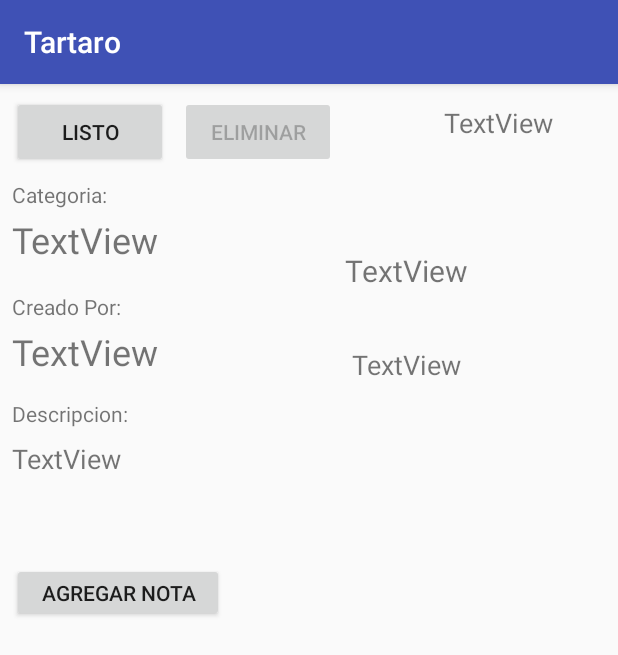
After one commit to MarcosRuiz01/Tartaro, an Android app: the DetallesTareaTECActivity screen opened directly, with no data from a screen before it, on a phone screen of 412 x 824 dp. The commit adds this screen. Shown: the top 655 px of the screen. Run offline under Robolectric (Android 15) with nearby library versions, the phone set to English and light mode, and no system bars.

Commit message:
Se logro que el Tecnico pueda manipular el estado de las tareas asignadas a el

```diff
--- a/app/src/main/AndroidManifest.xml
+++ b/app/src/main/AndroidManifest.xml
@@ -26,6 +26,7 @@
         <activity android:name=".pruebas.PruebaListVIew" />
         <activity android:name=".pruebas.PruebaItem"/>
         <activity android:name=".usuarioNormal.DetallesTareaUNActivity"/>
+        <activity android:name=".usuarioTecnico.DetallesTareaTECActivity"/>
 
     </application>
 
--- a/app/src/main/java/ado/edu/itla/tartaro/entidad/Categoria.java
+++ b/app/src/main/java/ado/edu/itla/tartaro/entidad/Categoria.java
@@ -1,6 +1,8 @@
 package ado.edu.itla.tartaro.entidad;
 
-public class Categoria
+import java.io.Serializable;
+
+public class Categoria implements Serializable
 {
 
     Integer id;
--- a/app/src/main/java/ado/edu/itla/tartaro/entidad/Tarea.java
+++ b/app/src/main/java/ado/edu/itla/tartaro/entidad/Tarea.java
@@ -1,8 +1,9 @@
 package ado.edu.itla.tartaro.entidad;
 
+import java.io.Serializable;
 import java.util.Date;
 
-public class Tarea {
+public class Tarea implements Serializable {
 
 
     public enum EstadoTarea {
@@ -15,7 +16,7 @@ public class Tarea {
     private Date fecha;
     private String nombre;
     private String descripcion;
-    private EstadoTarea estadoTarea = EstadoTarea.PENDIENTE;
+    private EstadoTarea estadoTarea;
     private Categoria categoria;
     private Usuario usuarioCreador;
     private Usuario usuarioAsignado;
--- a/app/src/main/java/ado/edu/itla/tartaro/entidad/Usuario.java
+++ b/app/src/main/java/ado/edu/itla/tartaro/entidad/Usuario.java
@@ -1,6 +1,8 @@
 package ado.edu.itla.tartaro.entidad;
 
-public class Usuario {
+import java.io.Serializable;
+
+public class Usuario implements Serializable {
 
 
     public enum TipoUsuario {
--- a/app/src/main/java/ado/edu/itla/tartaro/repositorio/TareaRepositorio.java
+++ b/app/src/main/java/ado/edu/itla/tartaro/repositorio/TareaRepositorio.java
@@ -11,6 +11,8 @@ public interface TareaRepositorio {
     boolean guardar(Tarea tarea);
     Tarea buscar(String nombre);
     Tarea buscar(int id);
+    Tarea modificarEstado(int id, Tarea tarea);
+    Tarea eliminar (int id);
     List<Tarea> buscarAsignadaA (Usuario usuario);
     List<Tarea> buscarCreadaPor (Usuario usuario);
     List<Tarea> buscarTodas (String buscar);
--- a/app/src/main/java/ado/edu/itla/tartaro/repositorio/db/EstructuraDb.java
+++ b/app/src/main/java/ado/edu/itla/tartaro/repositorio/db/EstructuraDb.java
@@ -6,7 +6,7 @@ public class EstructuraDb {
     public static final String TABLA_USUARIO = "CREATE TABLE IF NOT EXISTS usuario (id INTEGER NOT NULL PRIMARY KEY AUTOINCREMENT, nombre TEXT NOT NULL, email TEXT NOT NULL UNIQUE, password TEXT NOT NULL, tipousuario TEXT NOT NULL)";
     public static final String TABLA_TAREA= "CREATE TABLE IF NOT EXISTS tarea (id INTEGER NOT NULL PRIMARY KEY AUTOINCREMENT, fecha NUMERIC NOT NULL, estado TEXT NOT NULL DEFAULT 'PENDIENTE', categoria_id INTEGER NOT NULL, fecha_completado NUMERIC, usuario_creador_id INTEGER NOT NULL, usuario_asignado_id INTEGER NOT NULL,nombre TEXT NOT NULL,descripcion TEXT)";
     public static final String TABLA_USUARIO_CATEGORIA= "CREATE TABLE IF NOT EXISTS usuario_categoria ( usuario_id INTEGER NOT NULL, categoria_id INTEGER NOT NULL)";
-    public static final String BUSQUEDA_ENTRE_TAREA_USUARIO_C = "SELECT t.*, uc.nombre as usuario_creador FROM tarea t INNER JOIN usuario uc ON t.usuario_creador_id = uc.id WHERE t.usuario_asignado_id = ? ";
-    public static final String BUSQUEDA_ENTRE_TAREA_USUARIO_A = "SELECT t.*, ua.nombre as usuario_asignado FROM tarea t INNER JOIN usuario ua ON t.usuario_asignado_id = ua.id WHERE t.usuario_creador_id = ? ";
-    public static final String BUSQUEDA_ENTRE_TAREA_CATEGORIA = "SELECT t.*, cat.id as categoria_id FROM tarea t INNER JOIN categoria cat ON t.categoria_id = cat.id WHERE t.categoria_id = ? ";
+    public static final String BUSQUEDA_ENTRE_TAREA_USUARIO_C = "SELECT t.*, uc.nombre as usuario_creador, c.nombre as cat_nombre FROM tarea t INNER JOIN usuario uc ON t.usuario_creador_id = uc.id INNER JOIN categoria c ON t.categoria_id = c.id WHERE t.usuario_asignado_id = ? ";
+    public static final String BUSQUEDA_ENTRE_TAREA_USUARIO_A = "SELECT t.*, ua.nombre as usuario_asignado, c.nombre as cat_nombre FROM tarea t INNER JOIN usuario ua ON t.usuario_asignado_id = ua.id INNER JOIN categoria c ON t.categoria_id = c.id WHERE t.usuario_creador_id = ? ";
+//    public static final String BUSQUEDA_ENTRE_TAREA_CATEGORIA = "SELECT t.*, cat.id as categoria_id FROM tarea t INNER JOIN categoria cat ON t.categoria_id = cat.id WHERE t.categoria_id = ? ";
 }
--- a/app/src/main/java/ado/edu/itla/tartaro/usuarioNormal/CrearTareaActivity.java
+++ b/app/src/main/java/ado/edu/itla/tartaro/usuarioNormal/CrearTareaActivity.java
@@ -57,6 +57,8 @@ public class CrearTareaActivity extends AppCompatActivity {
         List<Usuario> usuariosTec = userRepo.buscarTecnicos();
         ArrayAdapter<Categoria> adapterCategoria = new ArrayAdapter<>(this, android.R.layout.simple_spinner_item, categorias);
         ArrayAdapter<Usuario> adapteruser = new ArrayAdapter<>(this, android.R.layout.simple_spinner_item, usuariosTec);
+        adapterCategoria.notifyDataSetChanged();
+
 
         listaUsuariosTecnicos.setAdapter(adapteruser);
         categoriasTareas.setAdapter(adapterCategoria);
@@ -72,6 +74,7 @@ public class CrearTareaActivity extends AppCompatActivity {
                 Tarea tarea = new Tarea();
                 tarea.setFecha(new Date());
                 tarea.setCategoria(cat);
+                tarea.setEstadoTarea(Tarea.EstadoTarea.PENDIENTE);
                 tarea.setUsuarioCreador(AppConfig.getConfig().getUsuario());
                 tarea.setUsuarioAsignado(user);
                 tarea.setNombre(txtNombreTarea.getText().toString());
--- /dev/null
+++ b/app/src/main/java/ado/edu/itla/tartaro/usuarioTecnico/DetallesTareaTECActivity.java
@@ -0,0 +1,111 @@
+package ado.edu.itla.tartaro.usuarioTecnico;
+
+import android.content.Context;
+import android.content.Intent;
+import android.os.Bundle;
+import android.support.v4.content.ContextCompat;
+import android.support.v7.app.AppCompatActivity;
+import android.view.View;
+import android.widget.Button;
+import android.widget.ListView;
+import android.widget.TextView;
+
+import java.text.SimpleDateFormat;
+
+import ado.edu.itla.tartaro.R;
+import ado.edu.itla.tartaro.entidad.Tarea;
+import ado.edu.itla.tartaro.repositorio.db.TareaRepositorioDBImp;
+
+public class DetallesTareaTECActivity extends AppCompatActivity {
+
+    private static final SimpleDateFormat SIMPLE_DATE_FORMAT = new SimpleDateFormat("dd-MM-yyyy");
+    Tarea tarea;
+
+    protected void onCreate(Bundle savedInstanceState) {
+        super.onCreate(savedInstanceState);
+        setContentView(R.layout.tarea_tecnico);
+
+        TextView categoria;
+        TextView taskName;
+        TextView fecha;
+        TextView usuarioCreador;
+        TextView estado;
+        TextView descripcion;
+        Button btnEstado;
+        Button btnEliminar;
+        ListView listView;
+        final TareaRepositorioDBImp tareaRepo = new TareaRepositorioDBImp(this);
+
+        taskName = findViewById(R.id.txtTaskName2);
+        categoria = findViewById(R.id.txtCategoria2);
+        fecha = findViewById(R.id.fechaTarea2);
+        usuarioCreador = findViewById(R.id.txtUsuarioCreador);
+        estado = findViewById(R.id.txtEstadoTask);
+        descripcion = findViewById(R.id.txtDescripcion2);
+        btnEstado = findViewById(R.id.btn_estado);
+        btnEliminar = findViewById(R.id.btn_eliminar);
+
+
+        Intent intent = getIntent();
+        tarea = (Tarea) intent.getSerializableExtra(ListaTareaTECActivity.TAREA_SELECCIONADA);
+
+        if (tarea != null) {
+            taskName.setText(tarea.getNombre());
+            descripcion.setText(tarea.getDescripcion());
+            categoria.setText(tarea.getCategoria().getNombre());
+            fecha.setText(SIMPLE_DATE_FORMAT.format(tarea.getFecha()));
+            estado.setText(tarea.getEstadoTarea().name());
+            usuarioCreador.setText(tarea.getUsuarioCreador().getNombre());
+            switch (tarea.getEstadoTarea()) {
+                case EN_PROCESO:
+
+                    btnEstado.setText(R.string.TerminarTarea);
+                    btnEstado.setBackgroundColor(ContextCompat.getColor(this, R.color.LISTA));
+                    break;
+                case PENDIENTE:
+
+                    btnEstado.setText(R.string.IniciarTarea);
+                    btnEstado.setBackgroundColor(ContextCompat.getColor(this, R.color.PROCESO));
+                    break;
+                case LISTA:
+
+                    btnEstado.setClickable(false);
+                    btnEstado.setEnabled(false);
+                    btnEliminar.setEnabled(true);
+                    btnEstado.setText(R.string.BtnListo);
+                    break;
+            }
+
+
+        }
+
+        btnEstado.setOnClickListener(new View.OnClickListener() {
+            @Override
+            public void onClick(View v) {
+                    if(tarea.getEstadoTarea() !=null){
+                        switch (tarea.getEstadoTarea()) {
+                            case EN_PROCESO:
+                                tarea.setEstadoTarea(Tarea.EstadoTarea.LISTA);
+                                tareaRepo.modificarEstado(tarea.getId(),tarea);
+                                finish();
+                                startActivity(getIntent());
+                                break;
+                            case PENDIENTE:
+                                tarea.setEstadoTarea(Tarea.EstadoTarea.EN_PROCESO);
+                                tareaRepo.modificarEstado(tarea.getId(),tarea);
+                                finish();
+                                startActivity(getIntent());
+                                break;
+                            case LISTA:
+
+                                break;
+                        }
+                    }
+            }
+        });
+
+    //TODO: Hacer boton Eliminar TArea
+
+    }
+
+}
--- a/app/src/main/res/layout/lista_tarea_normal.xml
+++ b/app/src/main/res/layout/lista_tarea_normal.xml
@@ -57,6 +57,7 @@
         android:layout_marginStart="8dp"
         android:layout_marginTop="16dp"
         android:dividerHeight="4dp"
+        android:choiceMode="singleChoice"
         android:footerDividersEnabled="true"
         android:headerDividersEnabled="true"
         android:visibility="visible"
--- a/app/src/main/res/layout/tarea_tecnico.xml
+++ b/app/src/main/res/layout/tarea_tecnico.xml
@@ -5,6 +5,44 @@
     xmlns:tools="http://schemas.android.com/tools"
     android:layout_width="match_parent"
     android:layout_height="match_parent">
+
+    <Button
+        android:id="@+id/btn_eliminar"
+        android:layout_width="104dp"
+        android:layout_height="wrap_content"
+        android:layout_marginLeft="8dp"
+        android:layout_marginStart="8dp"
+        android:layout_marginTop="8dp"
+        android:enabled="false"
+        android:text="@string/BtnEliminar"
+        app:layout_constraintStart_toEndOf="@+id/btn_estado"
+        app:layout_constraintTop_toTopOf="parent" />
+
+    <TextView
+        android:id="@+id/txtEstadoTask"
+        android:layout_width="170dp"
+        android:layout_height="43dp"
+        android:layout_marginLeft="44dp"
+        android:layout_marginStart="44dp"
+        android:layout_marginTop="8dp"
+        android:gravity="center"
+        android:text="TextView"
+        android:textSize="18sp"
+        app:layout_constraintStart_toEndOf="@+id/txtUsuarioCreador"
+        app:layout_constraintTop_toBottomOf="@+id/txtTaskName2" />
+
+    <TextView
+        android:id="@+id/txtTaskName2"
+        android:layout_width="170dp"
+        android:layout_height="65dp"
+        android:layout_marginLeft="44dp"
+        android:layout_marginStart="44dp"
+        android:layout_marginTop="48dp"
+        android:gravity="center"
+        android:text="TextView"
+        android:textSize="20sp"
+        app:layout_constraintStart_toEndOf="@+id/txtUsuarioCreador"
+        app:layout_constraintTop_toBottomOf="@+id/fechaTarea2" />
 
     <TextView
         android:id="@+id/jLDescripcion"
@@ -15,10 +53,10 @@
         android:layout_marginTop="12dp"
         android:text="@string/JLDescripcion"
         app:layout_constraintStart_toStartOf="parent"
-        app:layout_constraintTop_toBottomOf="@+id/txtUsuarioAsignado" />
+        app:layout_constraintTop_toBottomOf="@+id/txtUsuarioCreador" />
 
     <TextView
-        android:id="@+id/txtDescripcion"
+        android:id="@+id/txtDescripcion2"
         android:layout_width="350dp"
         android:layout_height="70dp"
         android:layout_marginLeft="8dp"
@@ -38,10 +76,10 @@
         android:layout_marginTop="12dp"
         android:text="@string/JLCreador"
         app:layout_constraintStart_toStartOf="parent"
-        app:layout_constraintTop_toBottomOf="@+id/txtCategoria" />
+        app:layout_constraintTop_toBottomOf="@+id/txtCategoria2" />
 
     <TextView
-        android:id="@+id/txtUsuarioAsignado"
+        android:id="@+id/txtUsuarioCreador"
         android:layout_width="134dp"
         android:layout_height="36dp"
         android:layout_marginLeft="8dp"
@@ -53,7 +91,7 @@
         app:layout_constraintTop_toBottomOf="@+id/jLUsuarioCreador" />
 
     <Button
-        android:id="@+id/btn_listo"
+        android:id="@+id/btn_estado"
         android:layout_width="104dp"
         android:layout_height="wrap_content"
         android:layout_marginLeft="8dp"
@@ -72,10 +110,10 @@
         android:layout_marginTop="8dp"
         android:text="@string/JLCategoria"
         app:layout_constraintStart_toStartOf="parent"
-        app:layout_constraintTop_toBottomOf="@+id/btn_listo" />
+        app:layout_constraintTop_toBottomOf="@+id/btn_estado" />
 
     <TextView
-        android:id="@+id/txtCategoria"
+        android:id="@+id/txtCategoria2"
         android:layout_width="134dp"
         android:layout_height="39dp"
         android:layout_marginLeft="8dp"
@@ -87,7 +125,7 @@
         app:layout_constraintTop_toBottomOf="@+id/jLCategoria" />
 
     <TextView
-        android:id="@+id/fechaTarea"
+        android:id="@+id/fechaTarea2"
         android:layout_width="108dp"
         android:layout_height="36dp"
         android:layout_marginEnd="8dp"
@@ -108,7 +146,7 @@
         android:layout_marginTop="12dp"
         android:text="@string/BtnAgregar"
         app:layout_constraintStart_toStartOf="parent"
-        app:layout_constraintTop_toBottomOf="@+id/txtDescripcion" />
+        app:layout_constraintTop_toBottomOf="@+id/txtDescripcion2" />
 
     <ListView
         android:layout_width="368dp"
--- a/app/src/main/res/values/colors.xml
+++ b/app/src/main/res/values/colors.xml
@@ -10,4 +10,7 @@
     <color name="BtnCrear">#ffffff</color>
     <color name="FondoTareas">#7e0099ff</color>
     <color name="FondoIcono">#7e0073ff</color>
+    <color name="PENDIENTE">#ff0000</color>
+    <color name="PROCESO">#fff700</color>
+    <color name="LISTA">#177200</color>
 </resources>
--- a/app/src/main/res/values/strings.xml
+++ b/app/src/main/res/values/strings.xml
@@ -26,9 +26,9 @@
     <string name="JLEstado">Estado:</string>
     <string name="JLCreador">Creado Por:</string>
     <string name="BtnListo">LISTO</string>
+    <string name="BtnEliminar">ELIMINAR</string>
     <string name="BtnAgregar">Agregar Nota</string>
-    <string name="LPendiente"><![CDATA[<b><fond color=#ff9d5c>PENDIENTE</fond></b>]]></string>
-    <string name="LProceso"><![CDATA[<b><fond color=#ff40c9>PROCESO</fond></b>]]></string>
-    <string name="LListo"><![CDATA[<b><fond color=#6fec84>LISTO</fond></b>]]></string>
+    <string name="IniciarTarea">INICIAR</string>
+    <string name="TerminarTarea">TERMINAR</string>
 
 </resources>
```
Also changed, not shown: app/src/main/java/ado/edu/itla/tartaro/repositorio/db/TareaRepositorioDBImp.java (+65 -45 lines), app/src/main/java/ado/edu/itla/tartaro/usuarioNormal/DetallesTareaUNActivity.java (+22 -16 lines), app/src/main/java/ado/edu/itla/tartaro/usuarioNormal/ListaTareaUNActivity.java (+18 -10 lines), app/src/main/java/ado/edu/itla/tartaro/usuarioNormal/TareaListViewNorAdapter.java (+30 -23 lines), app/src/main/java/ado/edu/itla/tartaro/usuarioTecnico/ListaTareaTECActivity.java (+27 -6 lines), app/src/main/java/ado/edu/itla/tartaro/usuarioTecnico/TareaListViewTECAdapter.java (+36 -10 lines), app/src/main/res/layout/item_principal_tecnico.xml (+9 -10 lines), app/src/main/res/layout/tarea_normal.xml (+11 -11 lines).
